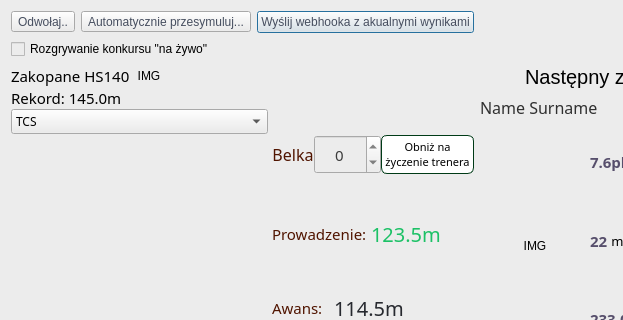
Qt form source/UI/Competition/CompetitionManagerWindow.ui (KonradKrol/sj-sim) before a commit; both pictures show x 0 to 623 and y 0 to 320 of the 1280 by 680 pixel window.
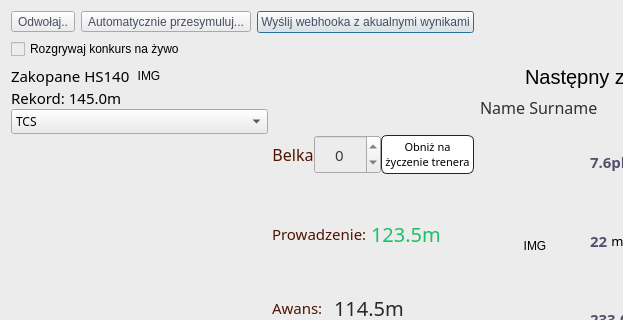
The same form after that commit.

Commit message: refactor(copy): use direct action labels for 22 checkbox options

The edit to the form file:
```diff
--- a/source/UI/Competition/CompetitionManagerWindow.ui
+++ b/source/UI/Competition/CompetitionManagerWindow.ui
@@ -77,7 +77,7 @@
         <string notr="true">color: black;</string>
        </property>
        <property name="text">
-        <string>Rozgrywanie konkursu &quot;na żywo&quot;</string>
+        <string>Rozgrywaj konkurs na żywo</string>
        </property>
       </widget>
      </item>
```
The commit also changes 4 other files.
